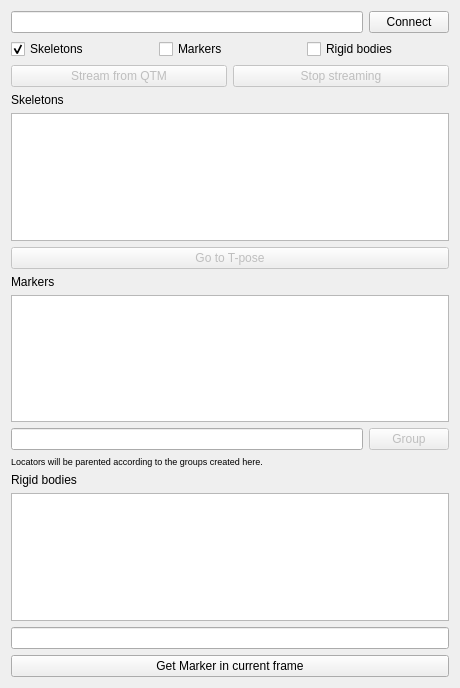
First picture: the form in ui/qtm_connect.ui, repository qualisys/QTM-Connect-For-Maya, before the edit.
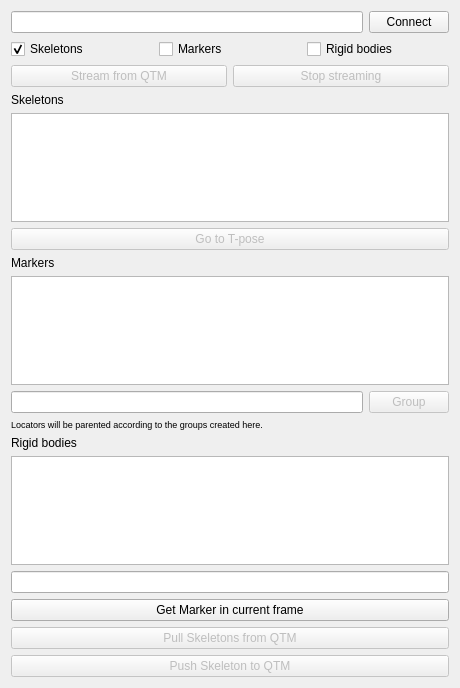
Second picture: the form after the edit.

Commit message: Basic push/pull functions are done.  Also fixed an XML DOF bug.

The edit to the form file:
```diff
--- a/ui/qtm_connect.ui
+++ b/ui/qtm_connect.ui
@@ -200,6 +200,26 @@
      </property>
     </widget>
    </item>
+   <item>
+		   <widget class="QPushButton" name="pullSkeletons">
+			   <property name="enabled">
+				   <bool>false</bool>
+			   </property>
+		   <property name="text">
+			   <string>Pull Skeletons from QTM</string>
+		   </property>
+   </widget>
+   </item>
+	  <item>
+		  <widget class="QPushButton" name="pushSkeleton">
+			  <property name="enabled">
+				  <bool>false</bool>
+			  </property>
+			  <property name="text">
+				  <string>Push Skeleton to QTM</string>
+			  </property>
+		  </widget>
+	  </item>
    <item>
     <layout class="QHBoxLayout" name="horizontalLayout_2"/>
    </item>
```
The commit also changes 10 other files.
